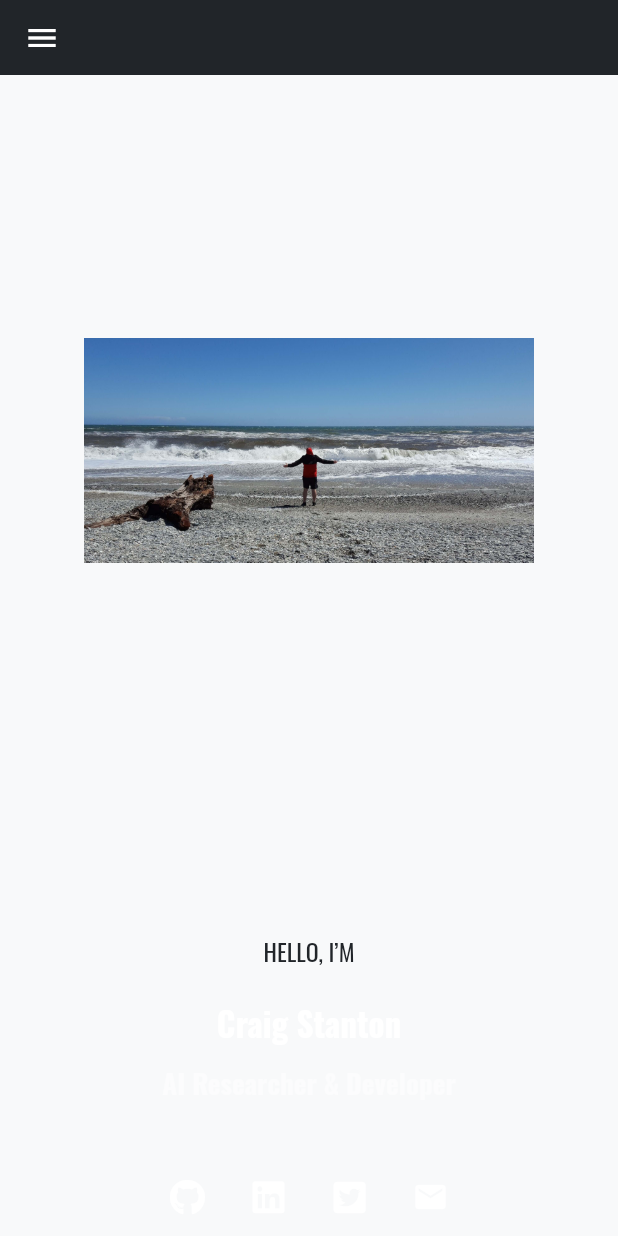
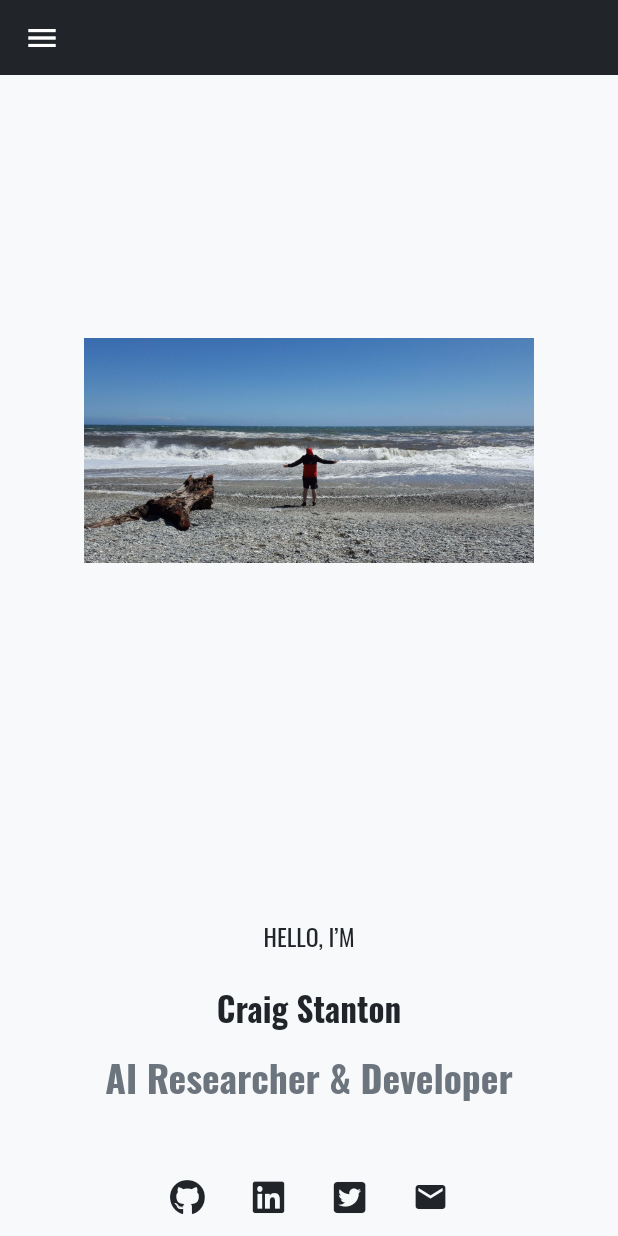
Before and after one commit to stantonius/craigstanton_flutter, a Flutter app: the screen it shows after launch, after a tap on the "mail" icon, on a phone screen of 412 x 824 dp. Run offline on Flutter 3.47's test engine with Material 2 defaults, Android fonts, the phone set to English and light mode, and no system bars; drawn by our look-alikes of carousel_slider; our stand-ins replace cloud_firestore, firebase_auth, firebase_core, flare_flutter, flutter_form_builder, flutter_hooks and 8 more; missing offline and left inert: cloud_firestore_web, dart:html, envify, file_picker_cross, firebase_auth_web, firebase_core_web and 5 more; accounts and stored records are empty; network calls fail.

Commit message:
workering v1

```diff
--- a/lib/generated_plugin_registrant.dart
+++ b/lib/generated_plugin_registrant.dart
@@ -10,6 +10,7 @@ import 'package:firebase_auth_web/firebase_auth_web.dart';
 import 'package:firebase_core_web/firebase_core_web.dart';
 import 'package:google_sign_in_web/google_sign_in_web.dart';
 import 'package:image_picker_for_web/image_picker_for_web.dart';
+import 'package:url_launcher_web/url_launcher_web.dart';
 import 'package:video_player_web/video_player_web.dart';
 
 import 'package:flutter_web_plugins/flutter_web_plugins.dart';
@@ -21,6 +22,7 @@ void registerPlugins(PluginRegistry registry) {
   FirebaseCoreWeb.registerWith(registry.registrarFor(FirebaseCoreWeb));
   GoogleSignInPlugin.registerWith(registry.registrarFor(GoogleSignInPlugin));
   ImagePickerPlugin.registerWith(registry.registrarFor(ImagePickerPlugin));
+  UrlLauncherPlugin.registerWith(registry.registrarFor(UrlLauncherPlugin));
   VideoPlayerPlugin.registerWith(registry.registrarFor(VideoPlayerPlugin));
   registry.registerMessageHandler();
 }
--- a/lib/screen/about_screen.dart
+++ b/lib/screen/about_screen.dart
@@ -36,8 +36,6 @@ class _AboutViewState extends State<AboutView> {
           Expanded(
             flex: ResponsiveLayout.isSmallScreen(context) ? 8 : 4,
             child: Card(
-              elevation: 1,
-              color: Colors.grey,
               child: Row(
                 children: [
                   Flexible(
@@ -91,8 +89,6 @@ class _AboutViewState extends State<AboutView> {
           Expanded(
             flex: ResponsiveLayout.isSmallScreen(context) ? 8 : 4,
             child: Card(
-              elevation: 1,
-              color: Colors.grey,
               child: Row(
                 children: [
                   Flexible(
--- a/lib/screen/homepage.dart
+++ b/lib/screen/homepage.dart
@@ -1,9 +1,9 @@
 import 'package:CraigStantonWeb/utils/layouts/ResponsiveLayout.dart';
 import 'package:CraigStantonWeb/utils/models/const_utils.dart';
 import 'package:CraigStantonWeb/utils/widgets/image_carousel.dart';
+import 'package:CraigStantonWeb/utils/widgets/url_launcher.dart';
 import 'package:flutter/material.dart';
 import 'package:font_awesome_flutter/font_awesome_flutter.dart';
-import 'dart:js' as js;
 
 // Import main template and homepage class
 import '../utils/templates/main_screen_template.dart';
@@ -87,23 +87,21 @@ class _PageHomeState extends State<PageHome> {
                       ConstUtils().widgetUtils.menuTextWithSize(
                           context: context,
                           name: "HELLO, I’M",
-                          color: Theme.of(context).textTheme.headline3.color,
                           textSizeSmall: 16,
                           textSizeMedium: 22,
                           textSizeLarge: 30),
                       ConstUtils().widgetUtils.spaceVertical(20),
                       ConstUtils().widgetUtils.headingText(
                           name: ConstUtils().stringUtils.fullname,
-                          color: Colors.white,
                           context: context,
                           textSizeLarge: 42,
                           textSizeMedium: 36,
                           textSizeSmall: 22),
                       ConstUtils().widgetUtils.spaceVertical(10),
                       ConstUtils().widgetUtils.contentText(
-                          ConstUtils().stringUtils.bio,
-                          Colors.white.withOpacity(.50),
-                          18),
+                            context: context,
+                            name: ConstUtils().stringUtils.bio,
+                          ),
                       ConstUtils().widgetUtils.spaceVertical(
                           ResponsiveLayout.isSmallScreen(context) ? 50 : 100),
                       Row(
@@ -114,11 +112,10 @@ class _PageHomeState extends State<PageHome> {
                         children: <Widget>[
                           InkWell(
                             onTap: () {
-                              _launchURL(ConstUtils().stringUtils.linkGithub);
+                              launchUrl(ConstUtils().stringUtils.linkGithub);
                             },
                             child: Icon(
                               FontAwesomeIcons.github,
-                              color: Colors.white,
                               size: iconSize,
                             ),
                           ),
@@ -127,11 +124,10 @@ class _PageHomeState extends State<PageHome> {
                               .spaceHorizontal(horizontalSpace),
                           InkWell(
                             onTap: () {
-                              _launchURL(ConstUtils().stringUtils.linkLinkedIn);
+                              launchUrl(ConstUtils().stringUtils.linkLinkedIn);
                             },
                             child: Icon(
                               FontAwesomeIcons.linkedin,
-                              color: Colors.white,
                               size: iconSize,
                             ),
                           ),
@@ -140,11 +136,10 @@ class _PageHomeState extends State<PageHome> {
                               .spaceHorizontal(horizontalSpace),
                           InkWell(
                             onTap: () {
-                              _launchURL(ConstUtils().stringUtils.linkTwitter);
+                              launchUrl(ConstUtils().stringUtils.linkTwitter);
                             },
                             child: Icon(
                               FontAwesomeIcons.twitterSquare,
-                              color: Colors.white,
                               size: iconSize,
                             ),
                           ),
@@ -153,12 +148,10 @@ class _PageHomeState extends State<PageHome> {
                               .spaceHorizontal(horizontalSpace),
                           InkWell(
                             onTap: () {
-                              _launchURL("craig.stanton2@gmail.com");
+                              launchUrl("craig.stanton2@gmail.com");
                             },
                             child: Icon(
                               Icons.mail,
-                              color: Colors.white,
-                              size: iconSize,
                             ),
                           )
                         ],
@@ -172,8 +165,4 @@ class _PageHomeState extends State<PageHome> {
       ],
     );
   }
-
-  _launchURL(String url) async {
-    js.context.callMethod('open', [url]);
-  }
 }
--- a/lib/utils/models/constants/widget_utils.dart
+++ b/lib/utils/models/constants/widget_utils.dart
@@ -68,14 +68,9 @@ class WidgetUtils {
       textSize = textSizeLarge;
     }
 
-    return Text(
-      name,
-      style: TextStyle(
-        color: color,
-        fontSize: textSize,
-        //fontFamily: ConstUtils().stringUtils.fontMenu
-      ),
-    );
+    return Text(name,
+        style:
+            Theme.of(context).textTheme.headline4.copyWith(fontSize: textSize));
   }
 
   Widget menuTextWithCenterSize(
@@ -123,25 +118,21 @@ class WidgetUtils {
       textSize = textSizeLarge;
     }
 
+    return Text(name,
+        style: Theme.of(context).textTheme.headline2.copyWith(
+              fontSize: textSize,
+              fontWeight: FontWeight.w700,
+            ));
+  }
+
+  Widget contentText(
+      {BuildContext context, String name, Color color, double fontSize}) {
     return Text(
       name,
-      style: TextStyle(
-        color: color,
-        fontSize: textSize,
-        fontWeight: FontWeight.w700,
-      ),
-    );
-  }
-
-  Widget contentText(String name, Color color, double fontSize) {
-    return Text(
-      name,
-      style: TextStyle(
-        color: color,
-        fontSize: fontSize,
-        fontWeight: FontWeight.w700,
-        //fontFamily: ConstUtils().stringUtils.fontContent
-      ),
+      style: Theme.of(context)
+          .textTheme
+          .headline5
+          .copyWith(color: Color(0xff6c757d), fontWeight: FontWeight.w700),
     );
   }
 
--- a/lib/utils/templates/main_screen_template.dart
+++ b/lib/utils/templates/main_screen_template.dart
@@ -116,7 +116,7 @@ class _MainPageTemplate extends State<MainPageTemplate>
                               ),
                               onTap: () {
                                 setState(() {
-                                  clickPosition = index;
+                                  //clickPosition = index;
                                 });
                               },
                             );
@@ -157,10 +157,10 @@ class ThemeSwitch extends HookWidget {
     return Container(
         child: Switch(
       value: isDarkTheme,
-      activeColor: Colors.red,
-      inactiveTrackColor: Colors.blue,
-      inactiveThumbColor: Colors.green,
-      activeTrackColor: Colors.yellow,
+      activeColor: Color(0xfff8f9fa),
+      activeTrackColor: Color(0xff6c757d),
+      inactiveTrackColor: Color(0xff6c757d),
+      inactiveThumbColor: Color(0xff212529),
       onChanged: (newValue) {
         context.read(appThemeProvider).state = !isDarkTheme;
         print(newValue);
--- a/lib/utils/theme/theme.dart
+++ b/lib/utils/theme/theme.dart
@@ -18,6 +18,8 @@ final appTheme = (bool isDarkTheme) => ThemeData(
 
     /// Color for appbar, toolbar, tabs
     primaryColor: Color(0xff212529),
+    accentColor: Colors.pink,
+    backgroundColor: Colors.purple,
 
     /// Main background for scaffold & majority of app
     scaffoldBackgroundColor: isDarkTheme ? mainDarkColour : mainLightColour,
@@ -70,14 +72,14 @@ final appTheme = (bool isDarkTheme) => ThemeData(
       subtitle1: isDarkTheme
           ? GoogleFonts.oswald(
               textStyle: TextStyle(
-                  fontSize: 18,
-                  color: mainLightColour,
-                  fontWeight: FontWeight.w300))
+              fontSize: 18,
+              color: mainLightColour,
+            ))
           : GoogleFonts.oswald(
               textStyle: TextStyle(
-                  fontSize: 18,
-                  color: mainDarkColour,
-                  fontWeight: FontWeight.w300)),
+              fontSize: 18,
+              color: mainDarkColour,
+            )),
 
       /// For medium emphasis text that's a little smaller than [subtitle1].
       subtitle2: isDarkTheme
@@ -90,19 +92,19 @@ final appTheme = (bool isDarkTheme) => ThemeData(
       bodyText2: isDarkTheme
           ? GoogleFonts.montserrat(
               textStyle: TextStyle(fontSize: 15, color: mainLightColour))
-          : TextStyle(
-              fontFamily: 'Oswald', fontSize: 15, color: mainDarkColour),
+          : GoogleFonts.montserrat(
+              textStyle: TextStyle(fontSize: 15, color: mainDarkColour)),
 
       /// bodyText1 used for emphasis on what otherwise would be bodyText2
       bodyText1: isDarkTheme
           ? GoogleFonts.montserrat(
               textStyle: TextStyle(
-                  fontSize: 18,
+                  fontSize: 15,
                   color: mainLightColour,
                   fontWeight: FontWeight.bold))
           : GoogleFonts.montserrat(
               textStyle: TextStyle(
-                  fontSize: 18,
+                  fontSize: 15,
                   color: mainDarkColour,
                   fontWeight: FontWeight.bold)),
 
@@ -123,7 +125,15 @@ final appTheme = (bool isDarkTheme) => ThemeData(
       overline:
       */
     ),
+    iconTheme: isDarkTheme
+        ? IconThemeData(color: mainLightColour)
+        : IconThemeData(color: mainDarkColour),
     buttonTheme: ButtonThemeData(buttonColor: mainLightColour),
+    cardTheme: CardTheme(
+        color: isDarkTheme ? Color(0xff343a40) : Color(0xffdee2e6),
+        shadowColor: isDarkTheme ? Color(0xff343a40) : mainDarkColour,
+        elevation: 8,
+        margin: EdgeInsets.all(20)),
     // This makes the visual density adapt to the platform that you run
     // the app on. For desktop platforms, the controls will be smaller and
     // closer together (more dense) than on mobile platforms.
--- /dev/null
+++ b/lib/utils/widgets/url_launcher.dart
@@ -0,0 +1,9 @@
+import 'package:url_launcher/url_launcher.dart';
+
+launchUrl(String url) async {
+  if (await canLaunch(url)) {
+    await launch(url);
+  } else {
+    throw 'Could not launch $url';
+  }
+}
--- a/pubspec.yaml
+++ b/pubspec.yaml
@@ -43,6 +43,7 @@ dependencies:
   markdown_widget: ^1.2.4
   platform_info: ^1.1.1+3
   recase: ^3.0.1
+  url_launcher: ^5.7.10
   uuid: ^2.2.2
 
 dev_dependencies:
```
Also changed, not shown: lib/screen/apps_home.dart (+18 -27 lines), lib/screen/blog_admin_screen.dart (+14 -2 lines), lib/screen/blog_detail_screen.dart (+58 -11 lines), pubspec.lock, 1 other file.
